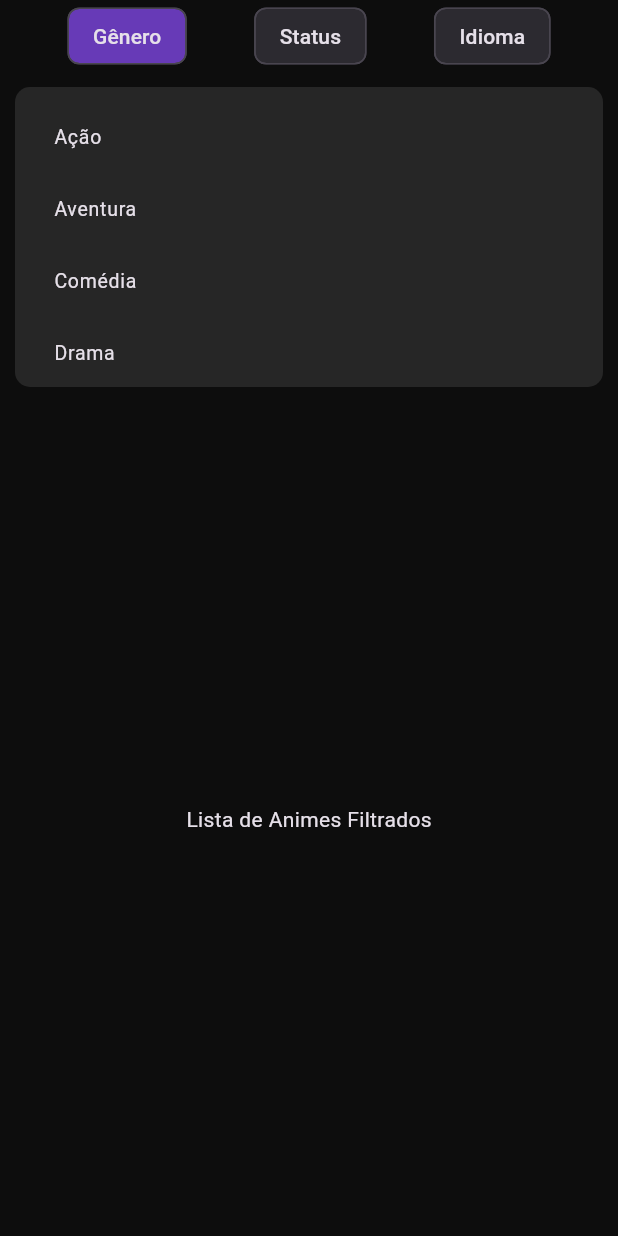
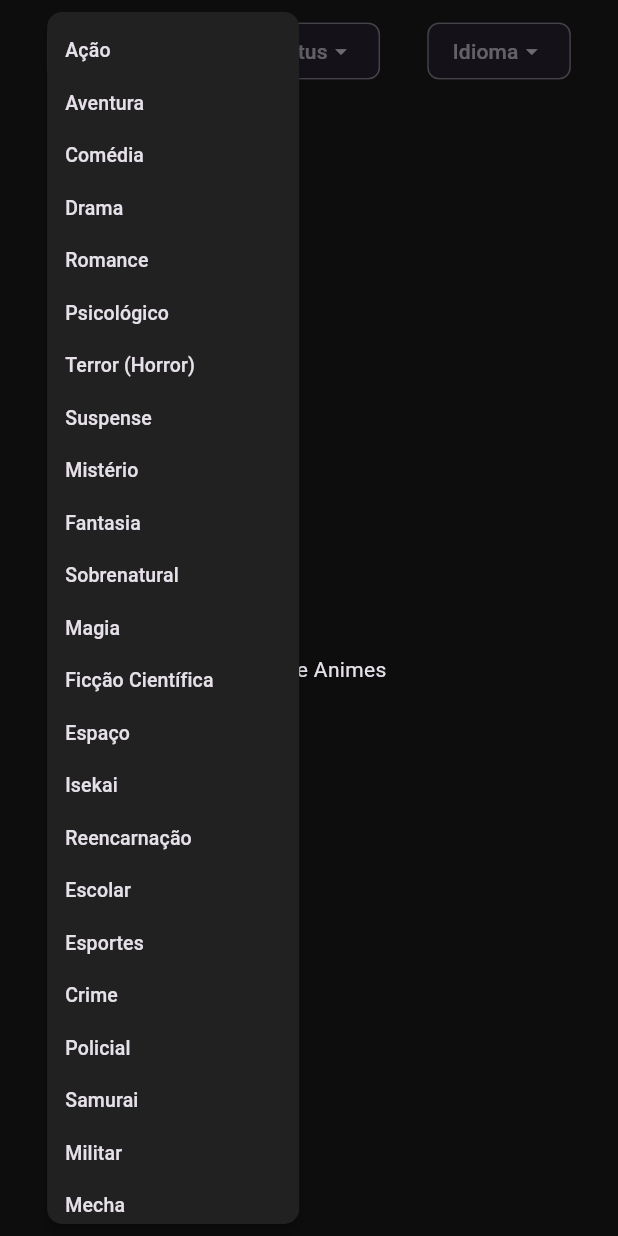
Before and after one commit to carlosandre1514-prog/fanimes, a Flutter app: the BibliotecaAba widget shown alone on an empty page, opened directly, after a tap on "Gênero", on a phone screen of 412 x 824 dp. Run offline on Flutter 3.47's test engine with Material 3 defaults, Android fonts, the phone set to English and light mode, and no system bars.

Commit message:
Correção: Dropdowns proporcionais, Sininho Home e Suporte ADM

```diff
--- a/lib/main.dart
+++ b/lib/main.dart
@@ -25,7 +25,6 @@ class FanimesApp extends StatelessWidget {
   }
 }
 
-// --- NAVEGAÇÃO PRINCIPAL ---
 class MainNavigation extends StatefulWidget {
   const MainNavigation({super.key});
   @override
@@ -60,7 +59,6 @@ class _MainNavigationState extends State<MainNavigation> {
         centerTitle: true,
         title: GestureDetector(
           onTap: () {
-            // Apenas ADM Geral acessa o painel clicando no título
             if (currentRole == 'ADM Geral') {
               Navigator.push(context, MaterialPageRoute(builder: (context) => const PainelAdmAba()));
             }
@@ -75,8 +73,16 @@ class _MainNavigationState extends State<MainNavigation> {
             ),
           ),
         ),
-        // O ícone de notificações CONTINUA na Home (MainNavigation)
-        actions: [IconButton(icon: const Icon(Icons.notifications_none, color: roxoAura), onPressed: () {})],
+        actions: [
+          IconButton(
+            icon: const Icon(Icons.notifications_none, color: roxoAura),
+            onPressed: () {
+              ScaffoldMessenger.of(context).showSnackBar(
+                const SnackBar(content: Text("Central de Notificações"), backgroundColor: roxoAura)
+              );
+            }
+          )
+        ],
       ),
       body: telas[_selectedIndex],
       bottomNavigationBar: BottomNavigationBar(
@@ -98,7 +104,102 @@ class _MainNavigationState extends State<MainNavigation> {
   }
 }
 
-// --- TELA DE LOGIN COM SEGURANÇA ADM ---
+// --- BIBLIOTECA COM MENUS PROPORCIONAIS ---
+class BibliotecaAba extends StatefulWidget {
+  const BibliotecaAba({super.key});
+  @override
+  State<BibliotecaAba> createState() => _BibliotecaAbaState();
+}
+
+class _BibliotecaAbaState extends State<BibliotecaAba> {
+  final List<String> generos = ["Ação", "Aventura", "Comédia", "Drama", "Romance", "Psicológico", "Terror (Horror)", "Suspense", "Mistério", "Fantasia", "Sobrenatural", "Magia", "Ficção Científica", "Espaço", "Isekai", "Reencarnação", "Escolar", "Esportes", "Crime", "Policial", "Samurai", "Militar", "Mecha", "Superpoderes", "Battle Shounen", "Artes Marciais", "Harem", "Ecchi", "Hentai", "Seinen", "Shounen", "Tragédia", "Thriller", "Vampiros", "Demônios", "Apocalipse"];
+
+  @override
+  Widget build(BuildContext context) {
+    return Column(
+      children: [
+        Padding(
+          padding: const EdgeInsets.symmetric(vertical: 10),
+          child: Row(
+            mainAxisAlignment: MainAxisAlignment.spaceEvenly,
+            children: [
+              _buildMenuDropdown("Gênero", generos),
+              _buildMenuDropdown("Status", ["Concluído", "Em andamento", "Pausado"]),
+              _buildMenuDropdown("Idioma", ["Dublado", "Legendado"]),
+            ],
+          ),
+        ),
+        const Expanded(child: Center(child: Text("Lista de Animes"))),
+      ],
+    );
+  }
+
+  Widget _buildMenuDropdown(String label, List<String> itens) {
+    return PopupMenuButton<String>(
+      offset: const Offset(0, 45),
+      color: Colors.grey[900],
+      shape: RoundedRectangleBorder(borderRadius: BorderRadius.circular(10)),
+      child: ActionChip(
+        backgroundColor: Colors.white10,
+        label: Row(
+          mainAxisSize: MainAxisSize.min,
+          children: [
+            Text(label),
+            const Icon(Icons.arrow_drop_down, size: 18),
+          ],
+        ),
+        onPressed: null, // O PopupMenuButton cuida do clique
+      ),
+      onSelected: (value) {},
+      itemBuilder: (context) => itens.map((item) => PopupMenuItem<String>(
+        value: item,
+        height: 35,
+        child: Text(item, style: const TextStyle(fontSize: 13)),
+      )).toList(),
+    );
+  }
+}
+
+// --- PAINEL ADM ---
+class PainelAdmAba extends StatelessWidget {
+  const PainelAdmAba({super.key});
+  @override
+  Widget build(BuildContext context) {
+    return Scaffold(
+      appBar: AppBar(title: const Text("Painel Administrativo"), actions: const []),
+      body: ListView(
+        children: [
+          _admTile(Icons.verified_user, "Autorizar Promoções", null),
+          _admTile(Icons.create_new_folder, "Criar e Nomear Trilhos", null),
+          _admTile(Icons.add_circle, "Adicionar Anime", null),
+          _admTile(Icons.message, "Suporte ao Usuário", () {
+            Navigator.push(context, MaterialPageRoute(builder: (context) => const VerTicketsPage()));
+          }),
+          _admTile(Icons.people, "Gerenciar Usuários", null),
+        ],
+      ),
+    );
+  }
+  Widget _admTile(IconData i, String t, VoidCallback? action) => ListTile(
+    leading: Icon(i, color: roxoAura),
+    title: Text(t),
+    onTap: action ?? () {}
+  );
+}
+
+// --- TELA DE TICKETS (SUPORTE ADM) ---
+class VerTicketsPage extends StatelessWidget {
+  const VerTicketsPage({super.key});
+  @override
+  Widget build(BuildContext context) {
+    return Scaffold(
+      appBar: AppBar(title: const Text("Mensagens de Suporte")),
+      body: const Center(child: Text("Nenhuma mensagem nova")),
+    );
+  }
+}
+
+// --- LOGIN / CADASTRO ---
 class AuthPage extends StatefulWidget {
   final Function(String) onLogin;
   const AuthPage({super.key, required this.onLogin});
@@ -110,129 +211,40 @@ class _AuthPageState extends State<AuthPage> {
   bool isCadastro = false;
   final TextEditingController _emailCtrl = TextEditingController();
   final TextEditingController _senhaCtrl = TextEditingController();
-  final TextEditingController _nickCtrl = TextEditingController();
-
   void _autenticar() {
-    // Validação estrita para ADM Geral conforme solicitado
     if (_emailCtrl.text == "carlos@adm.com" && _senhaCtrl.text == "123") {
       widget.onLogin("ADM Geral");
-      Navigator.pop(context);
     } else {
-      // Login comum para outros e-mails
       widget.onLogin("Usuário");
-      Navigator.pop(context);
     }
+    Navigator.pop(context);
   }
-
   @override
   Widget build(BuildContext context) {
     return Scaffold(
-      appBar: AppBar(title: Text(isCadastro ? "Criar Conta" : "Login")),
+      appBar: AppBar(title: Text(isCadastro ? "Cadastro" : "Login")),
       body: Padding(
         padding: const EdgeInsets.all(20),
         child: Column(children: [
-          if (isCadastro) TextField(controller: _nickCtrl, decoration: const InputDecoration(labelText: "Nickname", filled: true, fillColor: Colors.white10)),
+          if (isCadastro) const TextField(decoration: InputDecoration(labelText: "Nickname", filled: true, fillColor: Colors.white10)),
           const SizedBox(height: 10),
           TextField(controller: _emailCtrl, decoration: const InputDecoration(labelText: "E-mail", filled: true, fillColor: Colors.white10)),
           const SizedBox(height: 10),
           TextField(controller: _senhaCtrl, obscureText: true, decoration: const InputDecoration(labelText: "Senha", filled: true, fillColor: Colors.white10)),
           const SizedBox(height: 20),
-          ElevatedButton(
-            style: ElevatedButton.styleFrom(backgroundColor: roxoAura, minimumSize: const Size(double.infinity, 50)),
-            onPressed: _autenticar,
-            child: Text(isCadastro ? "CADASTRAR" : "ENTRAR")
-          ),
-          TextButton(
-            onPressed: () => setState(() => isCadastro = !isCadastro),
-            child: Text(isCadastro ? "Já tem conta? Entrar" : "Não possui conta? Cadastre-se", style: const TextStyle(color: roxoAura))
-          )
+          ElevatedButton(style: ElevatedButton.styleFrom(backgroundColor: roxoAura, minimumSize: const Size(double.infinity, 50)), onPressed: _autenticar, child: Text(isCadastro ? "CADASTRAR" : "ENTRAR")),
+          TextButton(onPressed: () => setState(() => isCadastro = !isCadastro), child: Text(isCadastro ? "Já tem conta? Entrar" : "Não possui conta? Cadastre-se", style: const TextStyle(color: roxoAura)))
         ]),
       ),
     );
   }
 }
 
-// --- PAINEL ADM (NOTIFICAÇÃO REMOVIDA AQUI) ---
-class PainelAdmAba extends StatelessWidget {
-  const PainelAdmAba({super.key});
-
+// --- OUTRAS TELAS ---
+class EnviarSuportePage extends StatelessWidget {
+  const EnviarSuportePage({super.key});
   @override
-  Widget build(BuildContext context) {
-    return Scaffold(
-      appBar: AppBar(
-        title: const Text("Painel Administrativo"),
-        // Sininho removido desta AppBar específica
-        actions: const [],
-      ),
-      body: ListView(
-        children: [
-          _admTile(Icons.verified_user, "Autorizar Promoções"),
-          _admTile(Icons.create_new_folder, "Criar e Nomear Trilhos"),
-          _admTile(Icons.add_circle, "Adicionar Anime"),
-          _admTile(Icons.message, "Suporte ao Usuário"),
-          _admTile(Icons.people, "Gerenciar Usuários"),
-        ],
-      ),
-    );
-  }
-
-  Widget _admTile(IconData i, String t) => ListTile(
-    leading: Icon(i, color: roxoAura),
-    title: Text(t),
-    onTap: () {}, // Funcionalidades futuras
-  );
-}
-
-// --- RESTANTE DAS ABAS (BIBLIOTECA, BUSCA, AGENDA, PERFIL) ---
-// (Mantivemos a lógica dos gêneros e o suporte funcional do código anterior)
-
-class BibliotecaAba extends StatefulWidget {
-  const BibliotecaAba({super.key});
-  @override
-  State<BibliotecaAba> createState() => _BibliotecaAbaState();
-}
-
-class _BibliotecaAbaState extends State<BibliotecaAba> {
-  String? filtroAberto;
-  final List<String> generos = ["Ação", "Aventura", "Comédia", "Drama", "Romance", "Psicológico", "Terror (Horror)", "Suspense", "Mistério", "Fantasia", "Sobrenatural", "Magia", "Ficção Científica", "Espaço", "Isekai", "Reencarnação", "Escolar", "Esportes", "Crime", "Policial", "Samurai", "Militar", "Mecha", "Superpoderes", "Battle Shounen", "Artes Marciais", "Harem", "Ecchi", "Hentai", "Seinen", "Shounen", "Tragédia", "Thriller", "Vampiros", "Demônios", "Apocalipse"];
-
-  @override
-  Widget build(BuildContext context) {
-    return Column(
-      children: [
-        Row(
-          mainAxisAlignment: MainAxisAlignment.spaceEvenly,
-          children: [
-            _botaoFiltro("Gênero"),
-            _botaoFiltro("Status"),
-            _botaoFiltro("Idioma"),
-          ],
-        ),
-        if (filtroAberto != null)
-          Container(
-            height: 200,
-            margin: const EdgeInsets.all(10),
-            padding: const EdgeInsets.all(10),
-            decoration: BoxDecoration(color: Colors.white10, borderRadius: BorderRadius.circular(10)),
-            child: ListView(children: _getItensFiltro()),
-          ),
-        const Expanded(child: Center(child: Text("Lista de Animes Filtrados"))),
-      ],
-    );
-  }
-
-  Widget _botaoFiltro(String label) => ActionChip(
-    backgroundColor: filtroAberto == label ? roxoAura : Colors.white10,
-    label: Text(label),
-    onPressed: () => setState(() => filtroAberto = filtroAberto == label ? null : label),
-  );
-
-  List<Widget> _getItensFiltro() {
-    if (filtroAberto == "Gênero") return generos.map((g) => ListTile(title: Text(g), dense: true)).toList();
-    if (filtroAberto == "Status") return ["Concluído", "Em andamento", "Pausado"].map((s) => ListTile(title: Text(s), dense: true)).toList();
-    if (filtroAberto == "Idioma") return ["Dublado", "Legendado"].map((i) => ListTile(title: Text(i), dense: true)).toList();
-    return [];
-  }
+  Widget build(BuildContext context) => Scaffold(appBar: AppBar(title: const Text("Relatar Problema")), body: Padding(padding: const EdgeInsets.all(20), child: Column(children: [const TextField(maxLines: 5, decoration: InputDecoration(hintText: "Descreva aqui...", filled: true, fillColor: Colors.white10, border: OutlineInputBorder())), const SizedBox(height: 20), ElevatedButton(style: ElevatedButton.styleFrom(backgroundColor: roxoAura), onPressed: () => Navigator.pop(context), child: const Text("ENVIAR TICKET"))])));
 }
 
 class PesquisaAba extends StatelessWidget {
@@ -248,7 +260,7 @@ class AgendaAba extends StatelessWidget {
   @override
   Widget build(BuildContext context) {
     List<String> dias = ["Dom", "Seg", "Ter", "Qua", "Qui", "Sex", "Sáb"];
-    return Column(children: [SingleChildScrollView(scrollDirection: Axis.horizontal, child: Row(children: dias.map((d) => Padding(padding: const EdgeInsets.all(8.0), child: ChoiceChip(label: Text(d), selected: diaAtivo == d, selectedColor: roxoAura, onSelected: (v) => onDiaChange(d)))).toList())), const Expanded(child: Center(child: Text("Lançamentos agendados")))]);
+    return Column(children: [SingleChildScrollView(scrollDirection: Axis.horizontal, child: Row(children: dias.map((d) => Padding(padding: const EdgeInsets.all(8.0), child: ChoiceChip(label: Text(d), selected: diaAtivo == d, selectedColor: roxoAura, onSelected: (v) => onDiaChange(d)))).toList())), const Expanded(child: Center(child: Text("Lançamentos")))]);
   }
 }
 
@@ -258,7 +270,6 @@ class PerfilAba extends StatelessWidget {
   final Function(String) onLogin;
   final VoidCallback onLogout;
   const PerfilAba({super.key, required this.isLogged, required this.userNick, required this.currentRole, required this.onLogin, required this.onLogout});
-
   @override
   Widget build(BuildContext context) {
     return ListView(
@@ -271,23 +282,11 @@ class PerfilAba extends StatelessWidget {
         const SizedBox(height: 25),
         if (!isLogged) ElevatedButton(style: ElevatedButton.styleFrom(backgroundColor: roxoAura), onPressed: () => Navigator.push(context, MaterialPageRoute(builder: (context) => AuthPage(onLogin: onLogin))), child: const Text("LOGIN / CADASTRO")),
         const Divider(height: 40),
-        _tile(context, Icons.bug_report, "Relatar Problema / Sugestões", isAction: true),
-        _tile(context, Icons.shuffle, "Reprodução Aleatória"),
-        _tile(context, Icons.download, "Downloads"),
-        _tile(context, Icons.wallpaper, "Papéis de Parede"),
-        if (isLogged) _tile(context, Icons.logout, "Sair da Conta", color: Colors.red, onTap: onLogout),
+        ListTile(leading: const Icon(Icons.bug_report, color: roxoAura), title: const Text("Relatar Problema"), onTap: () => Navigator.push(context, MaterialPageRoute(builder: (context) => const EnviarSuportePage()))),
+        const ListTile(leading: Icon(Icons.shuffle), title: Text("Reprodução Aleatória")),
+        const ListTile(leading: Icon(Icons.download), title: Text("Downloads")),
+        if (isLogged) ListTile(leading: const Icon(Icons.logout, color: Colors.red), title: const Text("Sair", style: TextStyle(color: Colors.red)), onTap: onLogout),
       ],
     );
   }
-  Widget _tile(BuildContext context, IconData i, String t, {Color color = Colors.white, bool isAction = false, VoidCallback? onTap}) {
-    return ListTile(leading: Icon(i, color: isAction ? roxoAura : color), title: Text(t, style: TextStyle(color: color)), onTap: onTap ?? () {
-      if (isAction) Navigator.push(context, MaterialPageRoute(builder: (context) => const EnviarSuportePage()));
-    });
-  }
 }
-
-class EnviarSuportePage extends StatelessWidget {
-  const EnviarSuportePage({super.key});
-  @override
-  Widget build(BuildContext context) => Scaffold(appBar: AppBar(title: const Text("Relatar Problema")), body: Padding(padding: const EdgeInsets.all(20), child: Column(children: [const TextField(maxLines: 5, decoration: InputDecoration(hintText: "Descreva o bug ou sugestão...", filled: true, fillColor: Colors.white10, border: OutlineInputBorder())), const SizedBox(height: 20), ElevatedButton(style: ElevatedButton.styleFrom(backgroundColor: roxoAura), onPressed: () => Navigator.pop(context), child: const Text("ENVIAR TICKET"))])));
-}
```
